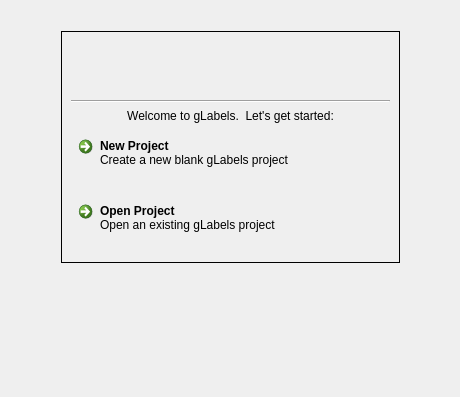
This is glabels/ui/StartupView.ui in jimevins/glabels-qt as Qt 5 draws it before an edit. The edited form follows.
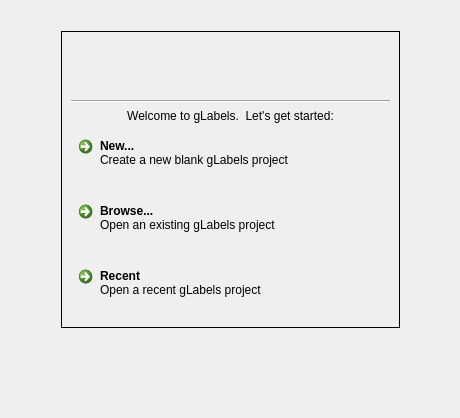
This is the edited form. Icons and pictures are not drawn.

Commit message:
Added "Open Recent" button to StartupView.
- Also disabled broken MacOS build in travis CI file

The edit to the form file:
```diff
--- a/glabels/ui/StartupView.ui
+++ b/glabels/ui/StartupView.ui
@@ -7,7 +7,7 @@
     <x>0</x>
     <y>0</y>
     <width>460</width>
-    <height>397</height>
+    <height>418</height>
    </rect>
   </property>
   <property name="windowTitle">
@@ -136,7 +136,7 @@
            </size>
           </property>
           <property name="text">
-           <string>New Project</string>
+           <string>New...</string>
           </property>
           <property name="icon">
            <iconset resource="../icons.qrc">
@@ -144,8 +144,8 @@
           </property>
           <property name="iconSize">
            <size>
-            <width>24</width>
-            <height>24</height>
+            <width>32</width>
+            <height>32</height>
            </size>
           </property>
           <property name="description">
@@ -168,7 +168,7 @@
            </size>
           </property>
           <property name="text">
-           <string>Open Project</string>
+           <string>Browse...</string>
           </property>
           <property name="icon">
            <iconset resource="../icons.qrc">
@@ -176,8 +176,8 @@
           </property>
           <property name="iconSize">
            <size>
-            <width>24</width>
-            <height>24</height>
+            <width>32</width>
+            <height>32</height>
            </size>
           </property>
           <property name="description">
@@ -185,6 +185,32 @@
           </property>
          </widget>
         </item>
+        <item>
+         <widget class="QCommandLinkButton" name="recentProjectButton">
+          <property name="minimumSize">
+           <size>
+            <width>319</width>
+            <height>59</height>
+           </size>
+          </property>
+          <property name="text">
+           <string>Recent</string>
+          </property>
+          <property name="icon">
+           <iconset resource="../icons.qrc">
+            <normaloff>:/icons/flat/32x32/glabels-file-recent.svg</normaloff>:/icons/flat/32x32/glabels-file-recent.svg</iconset>
+          </property>
+          <property name="iconSize">
+           <size>
+            <width>32</width>
+            <height>32</height>
+           </size>
+          </property>
+          <property name="description">
+           <string>Open a recent gLabels project</string>
+          </property>
+         </widget>
+        </item>
        </layout>
       </item>
      </layout>
```
Left out of the diff: 4 changed lines with no effect on the pictures. The commit also changes 15 other files.
